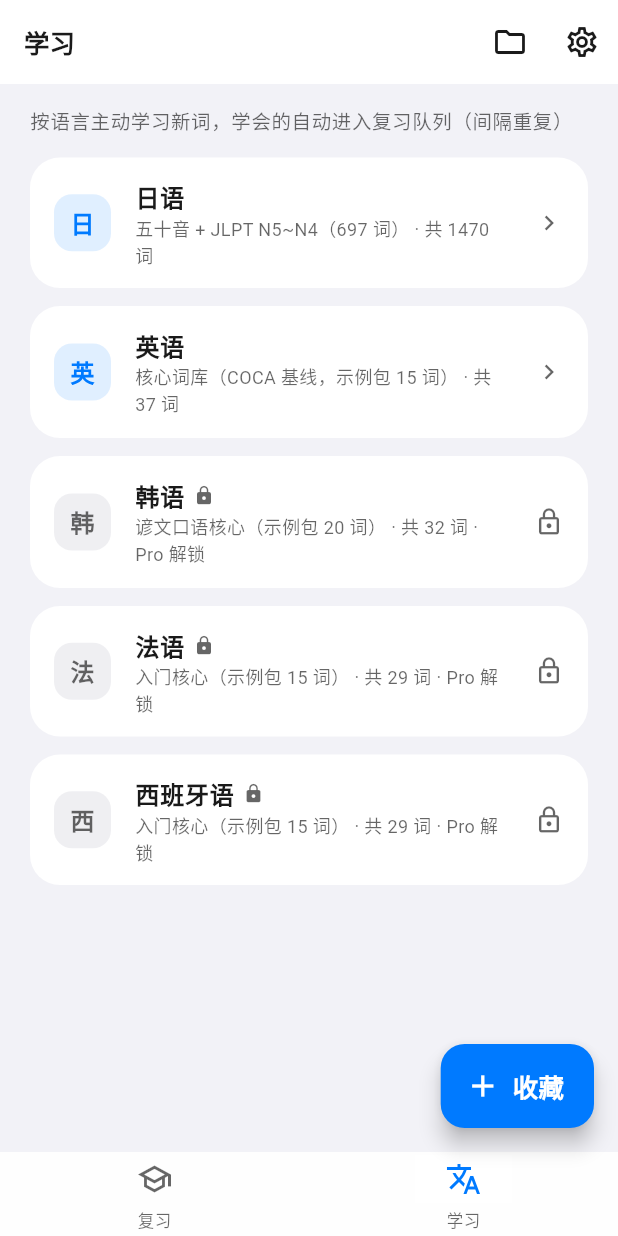
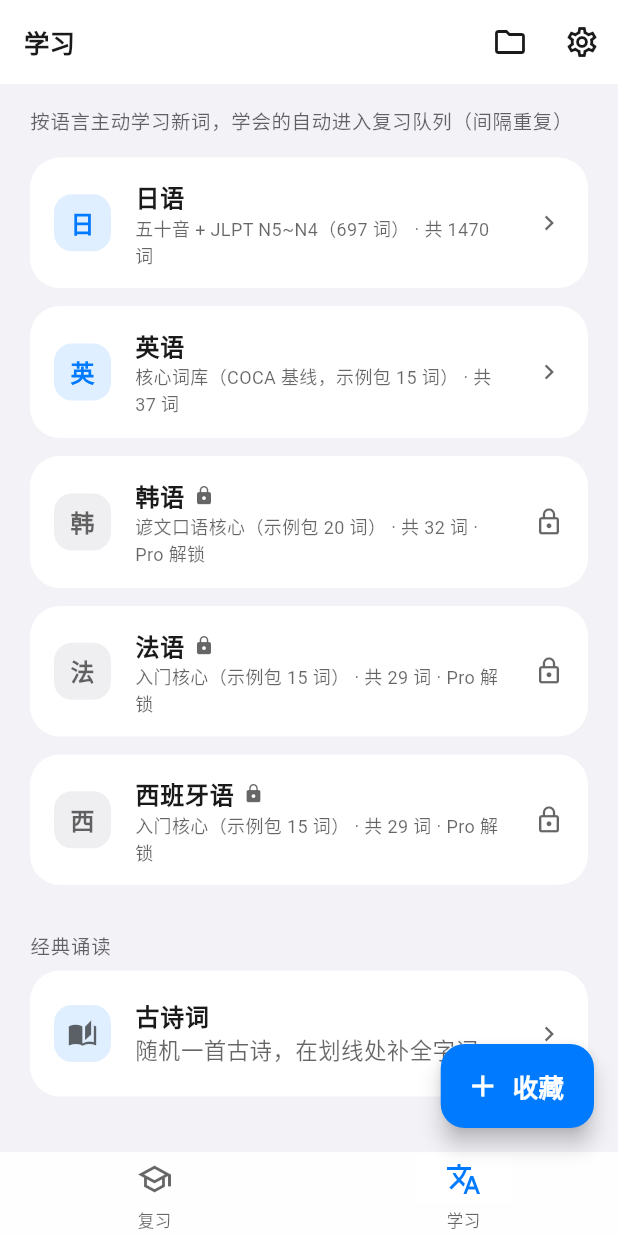
Before and after one commit to luskyle/glean, a Flutter app: the screen it shows after launch, item 2 of the bottom bar chosen, on a phone screen of 412 x 824 dp. Run offline on Flutter 3.47's test engine with Material 3 defaults, Android fonts, the phone set to English and light mode, and no system bars; our stand-ins replace drift, drift_flutter, file_picker, fl_chart, flutter_riverpod, flutter_tts and 2 more; missing offline and left inert: webdav_client; accounts and stored records are empty; generated files the repository leaves out were written again.

Commit message:
feat(study): 古诗词填空玩法（学习 Tab）
内置 32 首古诗（lib/assets/poetry/poems.json），随机一首在句中
挖空 4-5 处（createBlanks 纯函数，短句不挖、空位不重叠，单测覆盖）。
学习者于划线处补全，点「检查」得到正误（绿/红 + 正确答案），
支持本首/累计计分与「下一首」。asset 路径遵循 lib/assets/ 前缀。

```diff
--- /dev/null
+++ b/lib/assets/poetry/poems.json
@@ -0,0 +1,34 @@
+[
+  {"title": "静夜思", "author": "李白", "lines": ["床前明月光", "疑是地上霜", "举头望明月", "低头思故乡"]},
+  {"title": "春晓", "author": "孟浩然", "lines": ["春眠不觉晓", "处处闻啼鸟", "夜来风雨声", "花落知多少"]},
+  {"title": "登鹳雀楼", "author": "王之涣", "lines": ["白日依山尽", "黄河入海流", "欲穷千里目", "更上一层楼"]},
+  {"title": "咏鹅", "author": "骆宾王", "lines": ["鹅鹅鹅", "曲项向天歌", "白毛浮绿水", "红掌拨清波"]},
+  {"title": "悯农", "author": "李绅", "lines": ["锄禾日当午", "汗滴禾下土", "谁知盘中餐", "粒粒皆辛苦"]},
+  {"title": "悯农（其二）", "author": "李绅", "lines": ["春种一粒粟", "秋收万颗子", "四海无闲田", "农夫犹饿死"]},
+  {"title": "回乡偶书", "author": "贺知章", "lines": ["少小离家老大回", "乡音无改鬓毛衰", "儿童相见不相识", "笑问客从何处来"]},
+  {"title": "望庐山瀑布", "author": "李白", "lines": ["日照香炉生紫烟", "遥看瀑布挂前川", "飞流直下三千尺", "疑是银河落九天"]},
+  {"title": "黄鹤楼送孟浩然之广陵", "author": "李白", "lines": ["故人西辞黄鹤楼", "烟花三月下扬州", "孤帆远影碧空尽", "唯见长江天际流"]},
+  {"title": "早发白帝城", "author": "李白", "lines": ["朝辞白帝彩云间", "千里江陵一日还", "两岸猿声啼不住", "轻舟已过万重山"]},
+  {"title": "望天门山", "author": "李白", "lines": ["天门中断楚江开", "碧水东流至此回", "两岸青山相对出", "孤帆一片日边来"]},
+  {"title": "绝句", "author": "杜甫", "lines": ["两个黄鹂鸣翠柳", "一行白鹭上青天", "窗含西岭千秋雪", "门泊东吴万里船"]},
+  {"title": "江雪", "author": "柳宗元", "lines": ["千山鸟飞绝", "万径人踪灭", "孤舟蓑笠翁", "独钓寒江雪"]},
+  {"title": "寻隐者不遇", "author": "贾岛", "lines": ["松下问童子", "言师采药去", "只在此山中", "云深不知处"]},
+  {"title": "山行", "author": "杜牧", "lines": ["远上寒山石径斜", "白云生处有人家", "停车坐爱枫林晚", "霜叶红于二月花"]},
+  {"title": "清明", "author": "杜牧", "lines": ["清明时节雨纷纷", "路上行人欲断魂", "借问酒家何处有", "牧童遥指杏花村"]},
+  {"title": "元日", "author": "王安石", "lines": ["爆竹声中一岁除", "春风送暖入屠苏", "千门万户曈曈日", "总把新桃换旧符"]},
+  {"title": "泊船瓜洲", "author": "王安石", "lines": ["京口瓜洲一水间", "钟山只隔数重山", "春风又绿江南岸", "明月何时照我还"]},
+  {"title": "九月九日忆山东兄弟", "author": "王维", "lines": ["独在异乡为异客", "每逢佳节倍思亲", "遥知兄弟登高处", "遍插茱萸少一人"]},
+  {"title": "相思", "author": "王维", "lines": ["红豆生南国", "春来发几枝", "愿君多采撷", "此物最相思"]},
+  {"title": "鹿柴", "author": "王维", "lines": ["空山不见人", "但闻人语响", "返景入深林", "复照青苔上"]},
+  {"title": "送元二使安西", "author": "王维", "lines": ["渭城朝雨浥轻尘", "客舍青青柳色新", "劝君更尽一杯酒", "西出阳关无故人"]},
+  {"title": "别董大", "author": "高适", "lines": ["千里黄云白日曛", "北风吹雁雪纷纷", "莫愁前路无知己", "天下谁人不识君"]},
+  {"title": "出塞", "author": "王昌龄", "lines": ["秦时明月汉时关", "万里长征人未还", "但使龙城飞将在", "不教胡马度阴山"]},
+  {"title": "凉州词", "author": "王翰", "lines": ["葡萄美酒夜光杯", "欲饮琵琶马上催", "醉卧沙场君莫笑", "古来征战几人回"]},
+  {"title": "芙蓉楼送辛渐", "author": "王昌龄", "lines": ["寒雨连江夜入吴", "平明送客楚山孤", "洛阳亲友如相问", "一片冰心在玉壶"]},
+  {"title": "枫桥夜泊", "author": "张继", "lines": ["月落乌啼霜满天", "江枫渔火对愁眠", "姑苏城外寒山寺", "夜半钟声到客船"]},
+  {"title": "题西林壁", "author": "苏轼", "lines": ["横看成岭侧成峰", "远近高低各不同", "不识庐山真面目", "只缘身在此山中"]},
+  {"title": "饮湖上初晴后雨", "author": "苏轼", "lines": ["水光潋滟晴方好", "山色空蒙雨亦奇", "欲把西湖比西子", "淡妆浓抹总相宜"]},
+  {"title": "游子吟", "author": "孟郊", "lines": ["慈母手中线", "游子身上衣", "临行密密缝", "意恐迟迟归", "谁言寸草心", "报得三春晖"]},
+  {"title": "赋得古原草送别", "author": "白居易", "lines": ["离离原上草", "一岁一枯荣", "野火烧不尽", "春风吹又生"]},
+  {"title": "登高", "author": "杜甫", "lines": ["风急天高猿啸哀", "渚清沙白鸟飞回", "无边落木萧萧下", "不尽长江滚滚来"]}
+]
--- a/lib/features/study/study_screen.dart
+++ b/lib/features/study/study_screen.dart
@@ -6,6 +6,7 @@ import '../../providers.dart';
 import '../../shared/empty_state.dart';
 import '../../shared/ios_large_title.dart';
 import '../settings/paywall_sheet.dart';
+import 'poetry_session_screen.dart';
 import 'study_level_screen.dart';
 
 /// 学习 Tab：按语言主动学习（新词闪卡 → 自动进入 SRS 复习队列）。
@@ -53,6 +54,50 @@ class StudyScreen extends ConsumerWidget {
               }
             },
           ),
+        const SizedBox(height: 20),
+        // 非语言玩法：古诗词填空
+        Text(
+          '经典诵读',
+          style: Theme.of(context).textTheme.labelMedium?.copyWith(
+                color: Theme.of(context).colorScheme.onSurfaceVariant,
+              ),
+        ),
+        const SizedBox(height: 8),
+        Card(
+          margin: const EdgeInsets.only(bottom: 12),
+          child: ListTile(
+            contentPadding:
+                const EdgeInsets.symmetric(horizontal: 16, vertical: 6),
+            onTap: () => Navigator.of(context).push(
+              MaterialPageRoute(
+                builder: (_) => const PoetrySessionScreen(),
+              ),
+            ),
+            leading: Container(
+              width: 38,
+              height: 38,
+              alignment: Alignment.center,
+              decoration: BoxDecoration(
+                color: Theme.of(context)
+                    .colorScheme
+                    .primary
+                    .withValues(alpha: 0.12),
+                borderRadius: BorderRadius.circular(12),
+              ),
+              child: const Icon(Icons.auto_stories, size: 20),
+            ),
+            title: const Text(
+              '古诗词',
+              style: TextStyle(fontSize: 16, fontWeight: FontWeight.w600),
+            ),
+            subtitle: const Text('随机一首古诗，在划线处补全字词。'),
+            trailing: Icon(
+              Icons.chevron_right,
+              size: 20,
+              color: Theme.of(context).colorScheme.onSurfaceVariant,
+            ),
+          ),
+        ),
       ],
     );
   }
--- a/pubspec.yaml
+++ b/pubspec.yaml
@@ -46,3 +46,4 @@ flutter:
   uses-material-design: true
   assets:
     - lib/assets/dictionary/
+    - lib/assets/poetry/
```
Also changed, not shown: lib/domain/poetry/poetry_puzzle.dart (added, +130 -0 lines), lib/features/study/poetry_session_screen.dart (added, +351 -0 lines), 1 other file.
